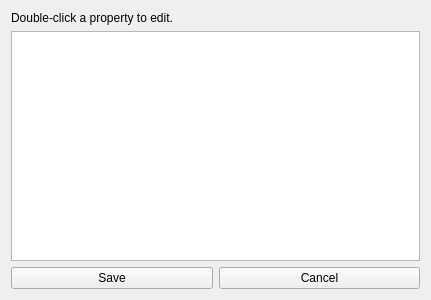
First picture: the form in mangatracker-gui-edit.ui, repository theorangesauce/MangaTracker, before the edit.
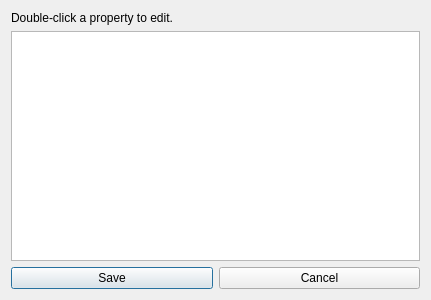
Second picture: the form after the edit.

Commit message:
Update series info in main window after editing
EditWindow() is now a QDialog set with application modality, where user cannot interact with the main window until EditWindow() is finished. Once finished, display_series() is called again,  refreshing the data in the main window's table.

display_series() now also resets the text of the selected list item, in case any elements in the compact string have changed.

```diff
--- a/mangatracker-gui-edit.ui
+++ b/mangatracker-gui-edit.ui
@@ -1,7 +1,7 @@
 <?xml version="1.0" encoding="UTF-8"?>
 <ui version="4.0">
  <class>EditSeries</class>
- <widget class="QWidget" name="EditSeries">
+ <widget class="QDialog" name="EditSeries">
   <property name="geometry">
    <rect>
     <x>0</x>
```
The commit also changes 2 other files.
